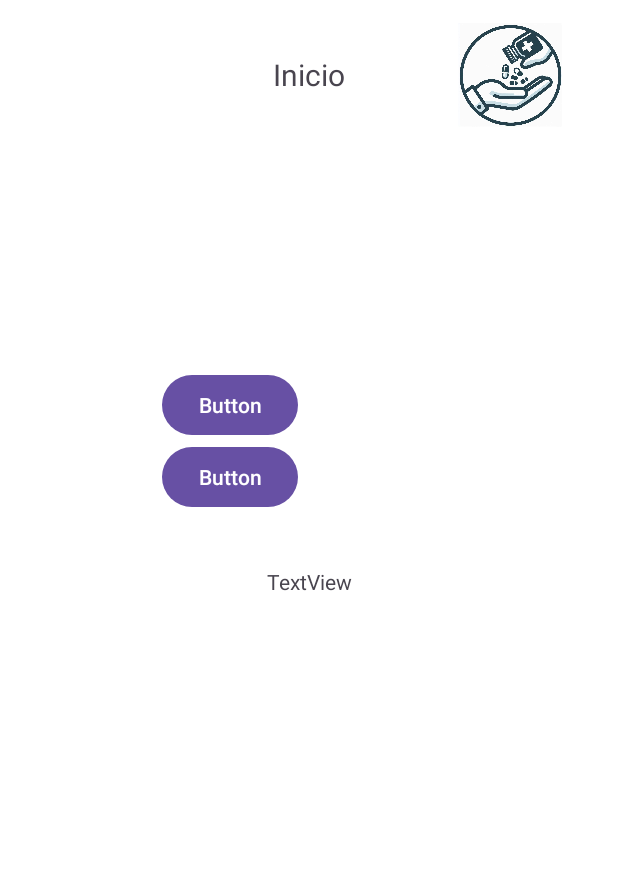
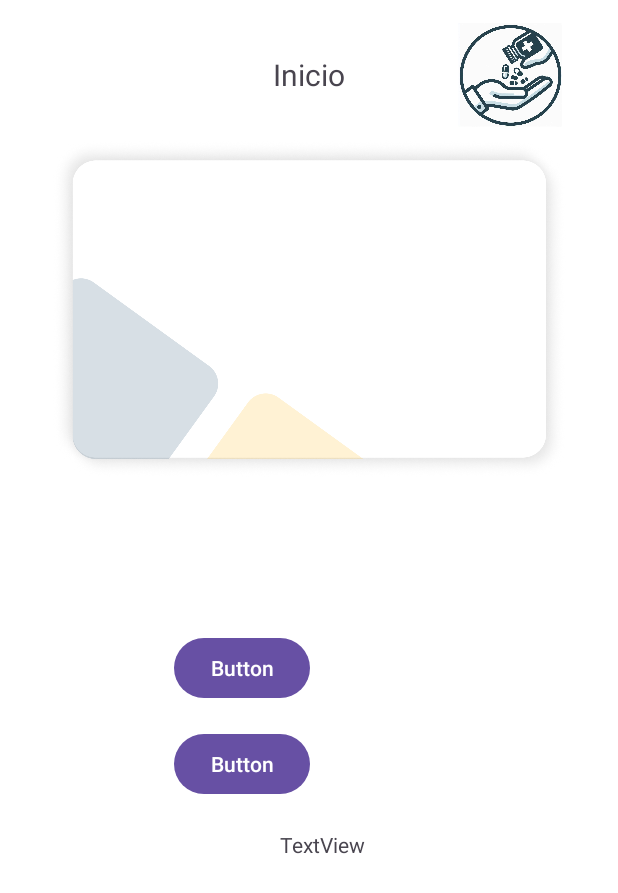
Before and after one commit to DanielHernandez627/MedicineApp, an Android app: the MenuPrincipal screen opened directly, with no data from a screen before it, on a phone screen of 412 x 824 dp. Shown: the top 893 px of the screen. Run offline under Robolectric (Android 15) with nearby library versions, the phone set to English and light mode, and no system bars; our stand-ins replace Firebase (no records; nobody signed in at launch, a user with empty details on screens opened directly).

Commit message:
Modificacion pantalla menu principal

```diff
--- a/Aplicacion/app/src/main/res/layout/activity_menu_principal.xml
+++ b/Aplicacion/app/src/main/res/layout/activity_menu_principal.xml
@@ -19,56 +19,6 @@
         app:layout_constraintStart_toStartOf="parent"
         app:layout_constraintTop_toTopOf="parent" />
 
-    <TextView
-        android:id="@+id/tl_email2"
-        android:layout_width="wrap_content"
-        android:layout_height="wrap_content"
-        android:layout_marginTop="100dp"
-        android:text="TextView"
-        app:layout_constraintEnd_toEndOf="parent"
-        app:layout_constraintHorizontal_bias="0.501"
-        app:layout_constraintStart_toStartOf="parent"
-        app:layout_constraintTop_toBottomOf="@+id/tlPrincipalMenu" />
-
-    <TextView
-        android:id="@+id/tl_provider"
-        android:layout_width="wrap_content"
-        android:layout_height="wrap_content"
-        android:layout_marginTop="20dp"
-        android:text="TextView"
-        app:layout_constraintEnd_toEndOf="parent"
-        app:layout_constraintStart_toStartOf="parent"
-        app:layout_constraintTop_toBottomOf="@+id/tl_email2" />
-
-    <Button
-        android:id="@+id/btn_cerrar"
-        android:layout_width="wrap_content"
-        android:layout_height="wrap_content"
-        android:layout_marginStart="108dp"
-        android:layout_marginTop="24dp"
-        android:text="Button"
-        app:layout_constraintStart_toStartOf="parent"
-        app:layout_constraintTop_toBottomOf="@+id/tl_provider" />
-
-    <Button
-        android:id="@+id/btnCamara"
-        android:layout_width="wrap_content"
-        android:layout_height="wrap_content"
-        android:layout_marginStart="108dp"
-        android:text="Button"
-        app:layout_constraintStart_toStartOf="parent"
-        app:layout_constraintTop_toBottomOf="@+id/btn_cerrar" />
-
-    <TextView
-        android:id="@+id/tlCodigo"
-        android:layout_width="wrap_content"
-        android:layout_height="wrap_content"
-        android:layout_marginTop="36dp"
-        android:text="TextView"
-        app:layout_constraintEnd_toEndOf="parent"
-        app:layout_constraintStart_toStartOf="parent"
-        app:layout_constraintTop_toBottomOf="@+id/btnCamara" />
-
     <ImageView
         android:id="@+id/imageView"
         android:layout_width="93dp"
@@ -78,4 +28,69 @@
         app:layout_constraintEnd_toEndOf="parent"
         app:layout_constraintTop_toTopOf="parent"
         app:srcCompat="@drawable/iconprincipal" />
+
+    <ImageView
+        android:id="@+id/imageView3"
+        android:layout_width="379dp"
+        android:layout_height="225dp"
+        android:layout_marginTop="30dp"
+        app:layout_constraintEnd_toEndOf="parent"
+        app:layout_constraintStart_toStartOf="parent"
+        app:layout_constraintTop_toBottomOf="@+id/tlPrincipalMenu"
+        app:srcCompat="@drawable/profilecard" />
+
+
+    <TextView
+        android:id="@+id/tl_email2"
+        android:layout_width="wrap_content"
+        android:layout_height="wrap_content"
+        android:layout_marginTop="20dp"
+        android:text="TextView"
+        app:layout_constraintEnd_toEndOf="parent"
+        app:layout_constraintHorizontal_bias="0.526"
+        app:layout_constraintStart_toStartOf="parent"
+        app:layout_constraintTop_toBottomOf="@+id/imageView3" />
+
+    <Button
+        android:id="@+id/btn_cerrar"
+        android:layout_width="wrap_content"
+        android:layout_height="wrap_content"
+        android:layout_marginStart="116dp"
+        android:layout_marginTop="36dp"
+        android:text="Button"
+        app:layout_constraintStart_toStartOf="parent"
+        app:layout_constraintTop_toBottomOf="@+id/tl_provider" />
+
+    <Button
+        android:id="@+id/btnCamara"
+        android:layout_width="wrap_content"
+        android:layout_height="wrap_content"
+        android:layout_marginStart="116dp"
+        android:layout_marginTop="16dp"
+        android:text="Button"
+        app:layout_constraintStart_toStartOf="parent"
+        app:layout_constraintTop_toBottomOf="@+id/btn_cerrar" />
+
+    <TextView
+        android:id="@+id/tlCodigo"
+        android:layout_width="wrap_content"
+        android:layout_height="wrap_content"
+        android:layout_marginTop="20dp"
+        android:text="TextView"
+        app:layout_constraintEnd_toEndOf="parent"
+        app:layout_constraintHorizontal_bias="0.526"
+        app:layout_constraintStart_toStartOf="parent"
+        app:layout_constraintTop_toBottomOf="@+id/btnCamara" />
+
+    <TextView
+        android:id="@+id/tl_provider"
+        android:layout_width="wrap_content"
+        android:layout_height="wrap_content"
+        android:layout_marginTop="8dp"
+        android:text="TextView"
+        app:layout_constraintEnd_toEndOf="parent"
+        app:layout_constraintHorizontal_bias="0.526"
+        app:layout_constraintStart_toStartOf="parent"
+        app:layout_constraintTop_toBottomOf="@+id/tl_email2" />
+
 </androidx.constraintlayout.widget.ConstraintLayout>
```
Also changed, not shown: Aplicacion/app/src/main/res/drawable/profilecard.png (added).
